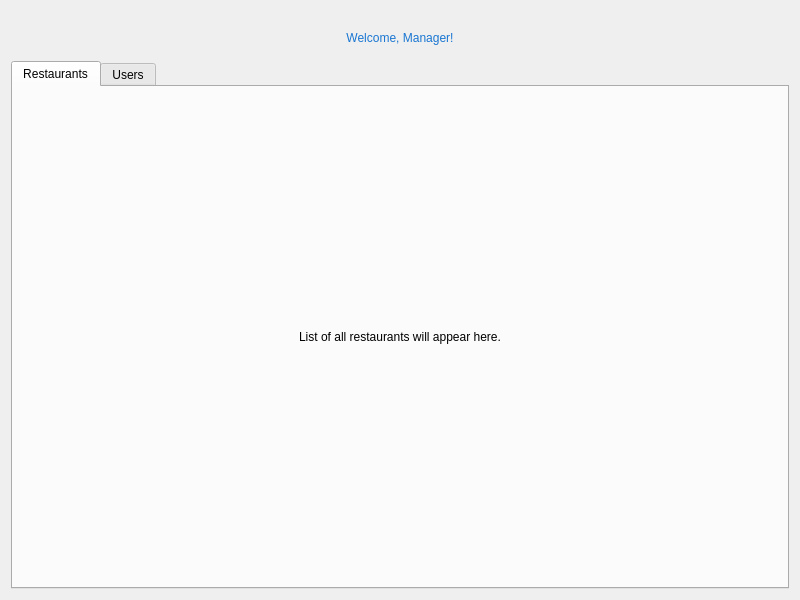
Qt form manager_dashboard.ui (ASHKAN3230/iut-food) before a commit.
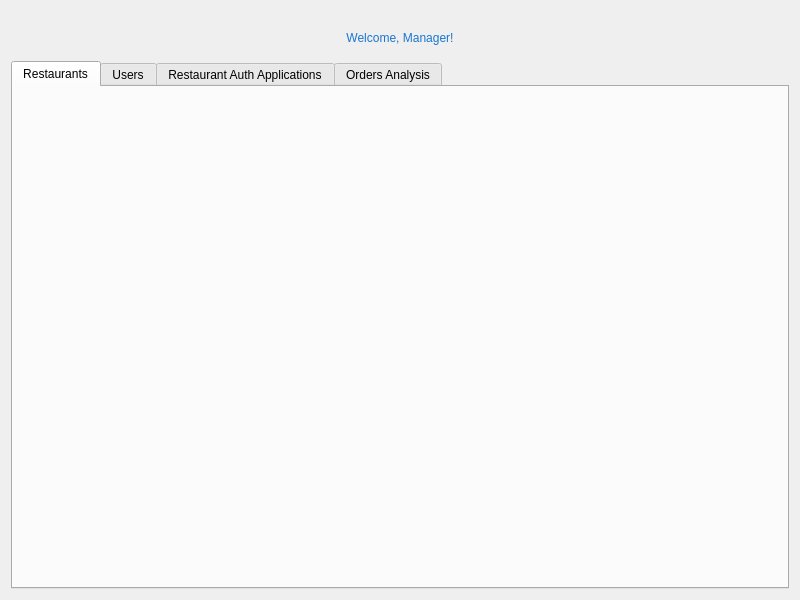
The same form after that commit.

What changed in the file:
```diff
--- a/manager_dashboard.ui
+++ b/manager_dashboard.ui
@@ -37,16 +37,7 @@
        <string>Restaurants</string>
       </attribute>
       <layout class="QVBoxLayout" name="restaurantsTabLayout">
-       <item>
-        <widget class="QLabel" name="restaurantsPlaceholderLabel">
-         <property name="text">
-          <string>List of all restaurants will appear here.</string>
-         </property>
-         <property name="alignment">
-          <set>Qt::AlignCenter</set>
-         </property>
-        </widget>
-       </item>
+       <!-- QTableWidget will be added dynamically in code -->
       </layout>
      </widget>
      <widget class="QWidget" name="usersTab">
@@ -54,16 +45,23 @@
        <string>Users</string>
       </attribute>
       <layout class="QVBoxLayout" name="usersTabLayout">
-       <item>
-        <widget class="QLabel" name="usersPlaceholderLabel">
-         <property name="text">
-          <string>List of all users will appear here.</string>
-         </property>
-         <property name="alignment">
-          <set>Qt::AlignCenter</set>
-         </property>
-        </widget>
-       </item>
+       <!-- QTableWidget will be added dynamically in code -->
+      </layout>
+     </widget>
+     <widget class="QWidget" name="authApplicationsTab">
+      <attribute name="title">
+       <string>Restaurant Auth Applications</string>
+      </attribute>
+      <layout class="QVBoxLayout" name="authApplicationsTabLayout">
+       <!-- QTableWidget will be added dynamically in code -->
+      </layout>
+     </widget>
+     <widget class="QWidget" name="ordersAnalysisTab">
+      <attribute name="title">
+       <string>Orders Analysis</string>
+      </attribute>
+      <layout class="QVBoxLayout" name="ordersAnalysisTabLayout">
+       <!-- QTableWidget will be added dynamically in code -->
       </layout>
      </widget>
     </widget>
```
